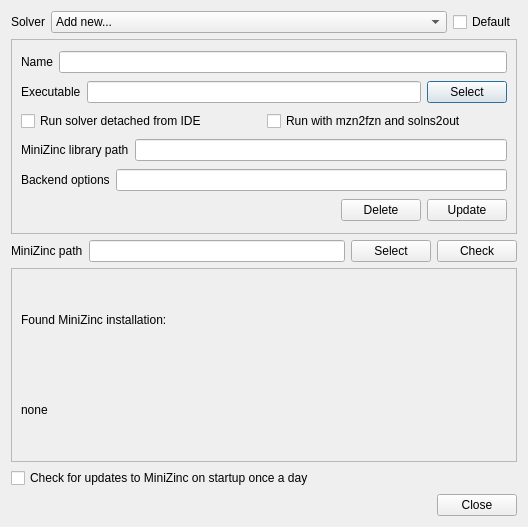
Before: the Qt Designer form MiniZincIDE/solverdialog.ui in MiniZinc/MiniZincIDE, drawn with Qt 5.
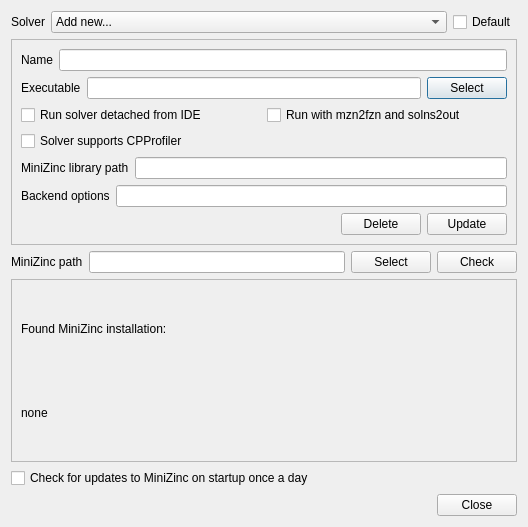
After: the same form once the commit is applied.

Commit message: Added "supports_profiler" setting in solver dialog

```diff
--- a/MiniZincIDE/solverdialog.ui
+++ b/MiniZincIDE/solverdialog.ui
@@ -134,6 +134,17 @@
         </item>
        </layout>
       </item>
+      <item>
+       <layout class="QHBoxLayout" name="horizontalLayout_10">
+        <item>
+         <widget class="QCheckBox" name="supports_profiler">
+          <property name="text">
+           <string>Solver supports CPProfiler</string>
+          </property>
+         </widget>
+        </item>
+       </layout>
+      </item>
       <item>
        <layout class="QHBoxLayout" name="horizontalLayout_5">
         <item>
```
The commit also changes 3 other files.
